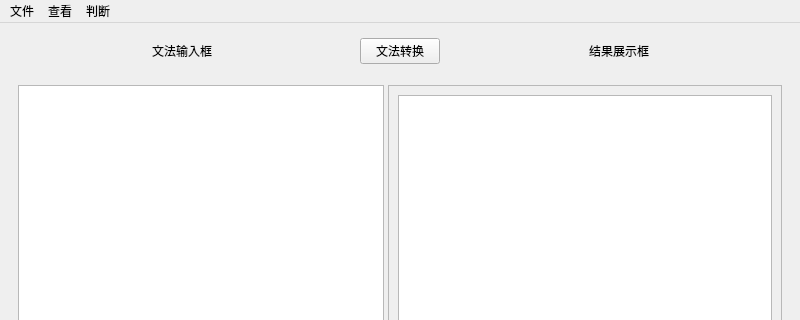
mele-y/PDAforCFG, file PDAforCFG/mainwindow.ui: the form before one commit; both pictures show x 0 to 800 and y 0 to 320 of the 800 by 743 pixel window.
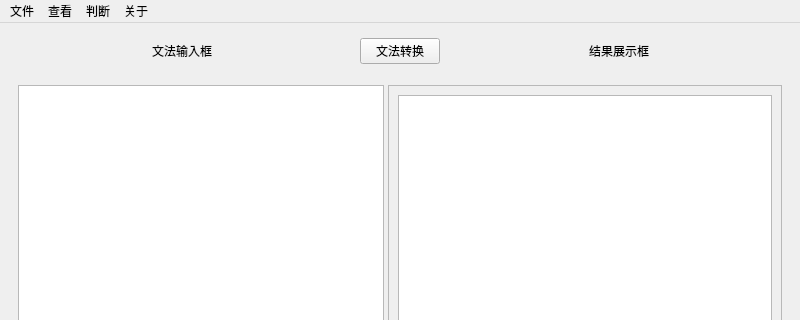
The form after the commit.

Commit message: 完成最终的GUI

What changed in the file:
```diff
--- a/PDAforCFG/mainwindow.ui
+++ b/PDAforCFG/mainwindow.ui
@@ -196,9 +196,17 @@
     </property>
     <addaction name="actioninput"/>
    </widget>
+   <widget class="QMenu" name="menu_4">
+    <property name="title">
+     <string>关于</string>
+    </property>
+    <addaction name="actionMsg"/>
+    <addaction name="actionqt"/>
+   </widget>
    <addaction name="menu"/>
    <addaction name="menu_2"/>
    <addaction name="menu_3"/>
+   <addaction name="menu_4"/>
   </widget>
   <widget class="QStatusBar" name="statusbar"/>
   <action name="action">
```
Left out of the diff: 18 changed lines with no effect on the pictures. The commit also changes 2 other files.
